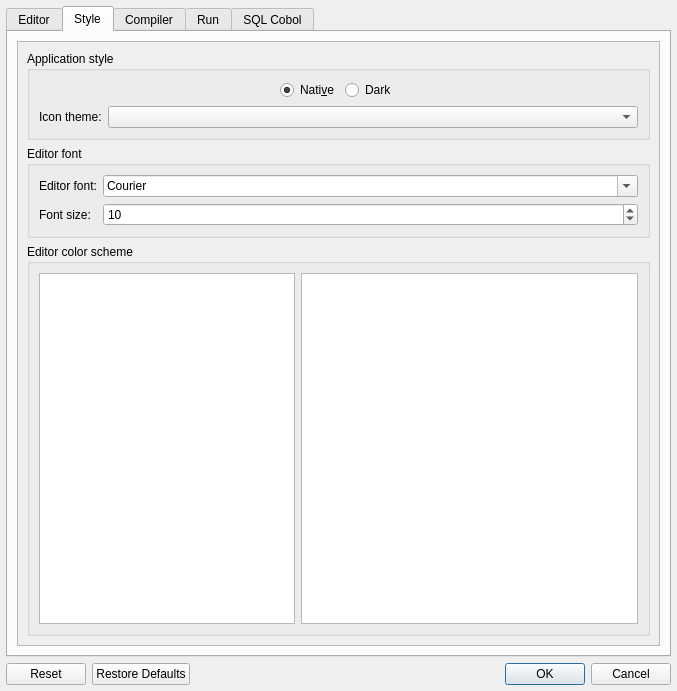
The window that forms/dlg_preferences.ui (OpenCobolIDE/OpenCobolIDE) describes before a commit, drawn with Qt 5.
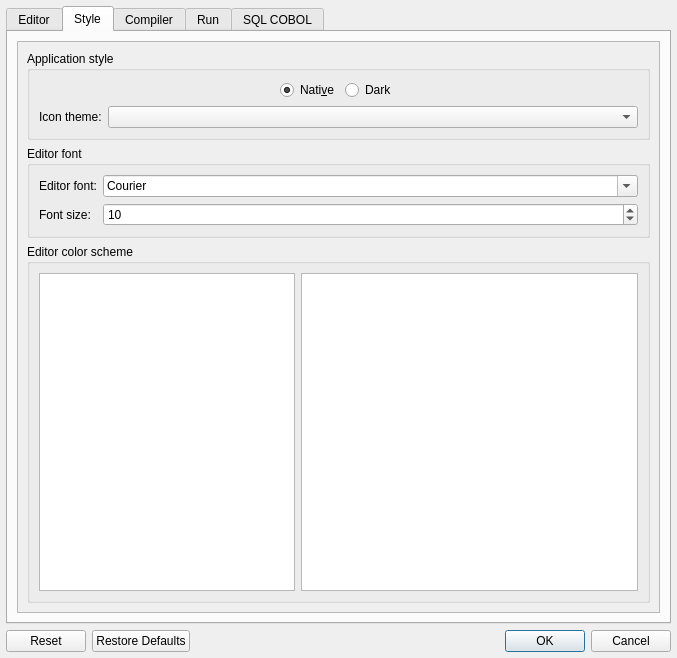
The same window after the commit. The open tabs and pages were chosen to show the change. Icons and pictures are not drawn. Custom widgets are drawn as their Qt base class.

Commit message:
Fix spelling of COBOL
Fix #125

```diff
--- a/forms/dlg_preferences.ui
+++ b/forms/dlg_preferences.ui
@@ -7,7 +7,7 @@
     <x>0</x>
     <y>0</y>
     <width>677</width>
-    <height>691</height>
+    <height>658</height>
    </rect>
   </property>
   <property name="minimumSize">
@@ -505,8 +505,8 @@
               <rect>
                <x>0</x>
                <y>0</y>
-               <width>364</width>
-               <height>355</height>
+               <width>639</width>
+               <height>568</height>
               </rect>
              </property>
              <layout class="QVBoxLayout" name="verticalLayout_8">
@@ -1095,7 +1095,7 @@
            <normaloff>:/ide-icons/rc/database.png</normaloff>:/ide-icons/rc/database.png</iconset>
          </attribute>
          <attribute name="title">
-          <string>SQL Cobol</string>
+          <string>SQL COBOL</string>
          </attribute>
          <layout class="QGridLayout" name="gridLayout">
           <item row="1" column="0">
```
Left out of the diff: 51 changed lines with no effect on the pictures. The commit also changes 13 other files.
